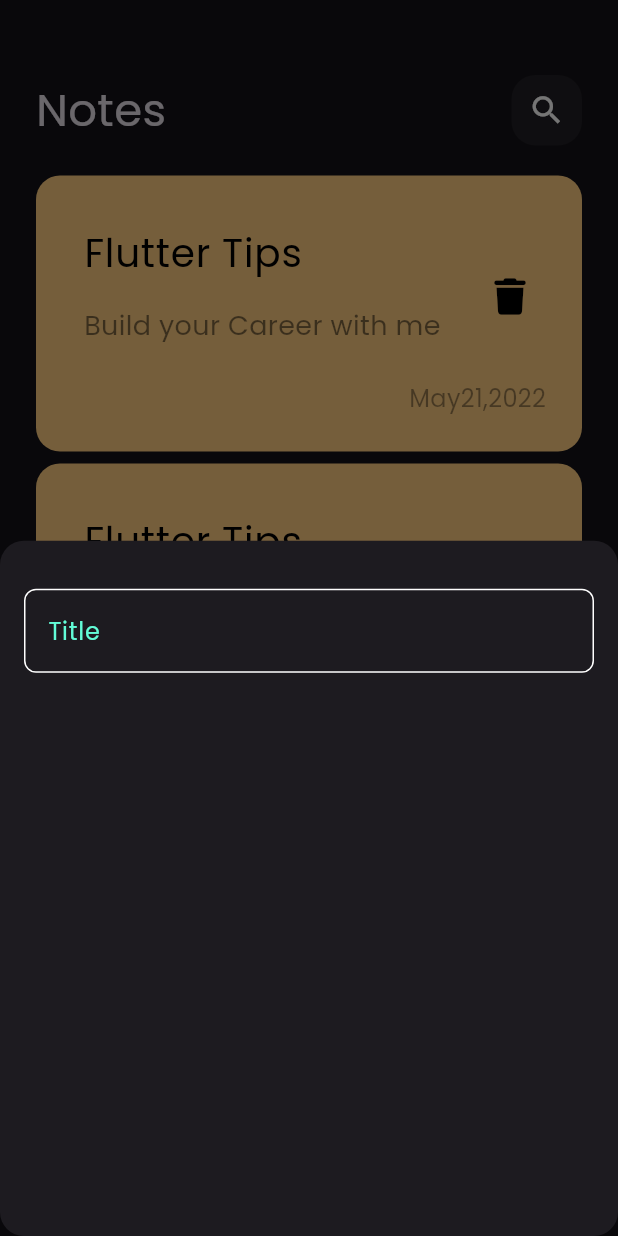
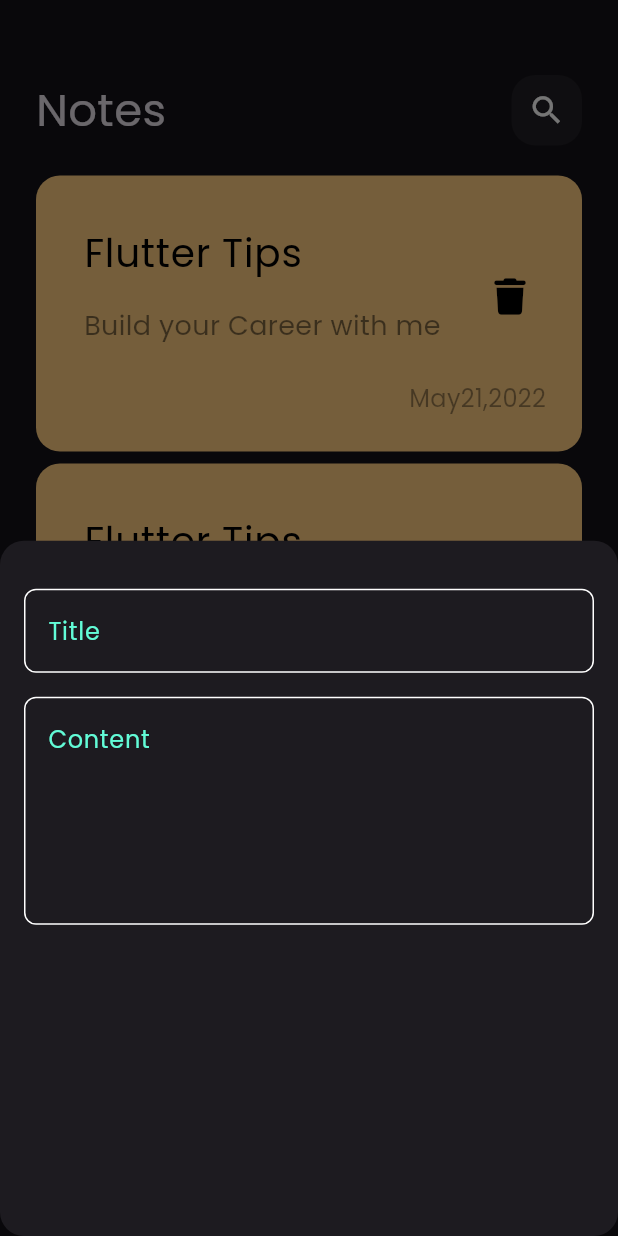
Before and after one commit to am10-hup/notes_app, a Flutter app: the screen it shows after launch, after a tap on the "add" icon, on a phone screen of 412 x 824 dp. Run offline on Flutter 3.47's test engine with Material 3 defaults, Android fonts, the phone set to English and light mode, and no system bars; our stand-ins replace font_awesome_flutter.

Commit message:
add fields to buttom sheet

```diff
--- a/lib/widgets/add_note_button_sheet.dart
+++ b/lib/widgets/add_note_button_sheet.dart
@@ -13,7 +13,16 @@ class AddNoteButtomSheet extends StatelessWidget {
           SizedBox(
             height: 32,
           ),
-          CustomTextField(),
+          CustomTextField(
+            Hint: 'Title',
+          ),
+          SizedBox(
+            height: 16,
+          ),
+          CustomTextField(
+            Hint: 'Content',
+            Maxlines: 5,
+          ),
         ],
       ),
     );
--- a/lib/widgets/custom_text_field.dart
+++ b/lib/widgets/custom_text_field.dart
@@ -2,14 +2,16 @@ import 'package:flutter/material.dart';
 import 'package:notes_app/constants.dart';
 
 class CustomTextField extends StatelessWidget {
-  const CustomTextField({super.key});
-
+  const CustomTextField({required this.Hint, this.Maxlines = 1});
+  final String Hint;
+  final int Maxlines;
   @override
   Widget build(BuildContext context) {
     return TextField(
       cursorColor: kPrimaryColor,
+      maxLines: Maxlines,
       decoration: InputDecoration(
-        hintText: 'Title',
+        hintText: Hint,
         hintStyle: TextStyle(color: kPrimaryColor),
         border: BuildBorder(),
         enabledBorder: BuildBorder(),
```
